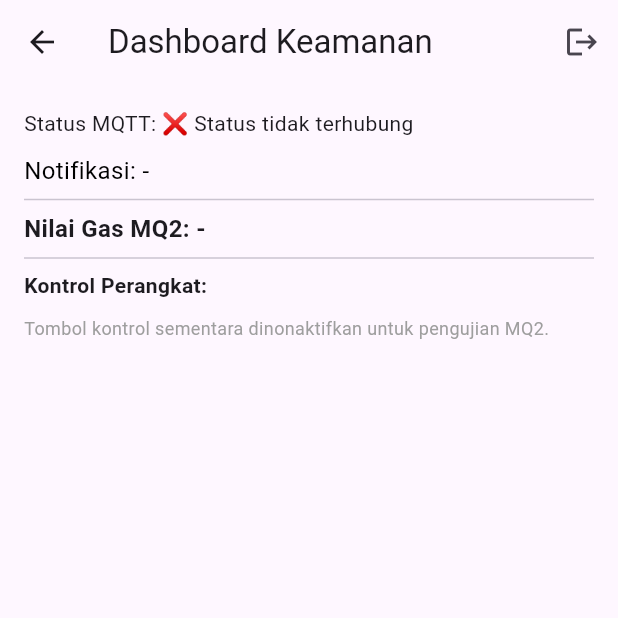
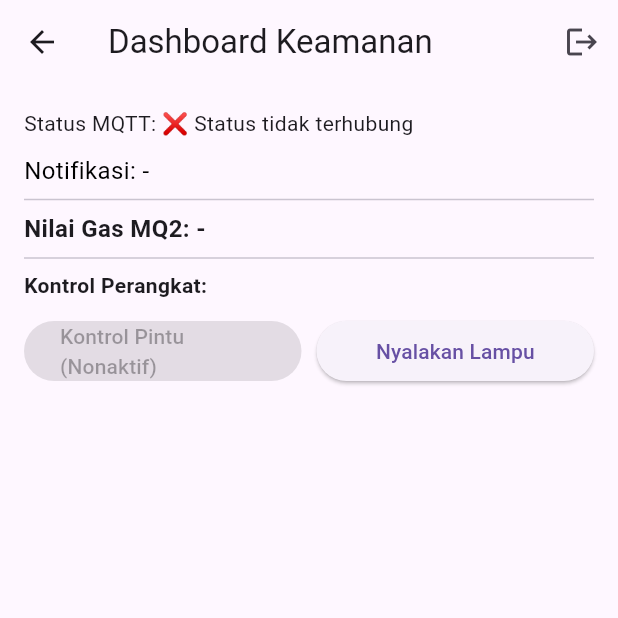
Before and after one commit to kpohMarfo/mqtt_test, a Flutter app: the DashboardPage screen opened by its route, on a phone screen of 412 x 824 dp, the top half of it. Run offline on Flutter 3.47's test engine with Material 3 defaults, Android fonts, the light colour scheme and no system bars; our stand-ins replace cloud_firestore, firebase_auth, firebase_core, flutter_local_notifications; missing offline and left inert: mqtt_client; accounts and stored records are empty.

Commit message:
fix notification,lamp control,connection mqtt

```diff
--- a/kaks_kost/lib/screen/dashboard_screen.dart
+++ b/kaks_kost/lib/screen/dashboard_screen.dart
@@ -1,16 +1,10 @@
+// lib/screen/dashboard_screen.dart
 import 'package:flutter/material.dart';
 import 'package:firebase_auth/firebase_auth.dart';
 import 'package:kaks_kost/service/firestore_service.dart';
 import 'package:kaks_kost/service/mqtt_service.dart';
 import 'package:flutter_local_notifications/flutter_local_notifications.dart';
 
-// Definisikan instance plugin notifikasi lokal yang sama dengan di main.dart
-// Pastikan nama variabelnya sama dengan yang di main.dart
-// Jika variabel ini dideklarasikan di main.dart, Anda mungkin perlu memastikan
-// ia diakses dengan benar (misalnya, sebagai global atau diteruskan).
-// Jika ada error 'undefined_identifier' di sini, hapus 'extern'.
-// flutterLocalNotificationsPlugin dideklarasikan sebagai global di main.dart,
-// jadi ini seharusnya bisa diakses.
 FlutterLocalNotificationsPlugin flutterLocalNotificationsPlugin =
     FlutterLocalNotificationsPlugin();
 
@@ -30,32 +24,39 @@ class _DashboardPageState extends State<DashboardPage> {
   int? mq2Value;
   bool mq2AlertSent = false;
 
+  // Variabel untuk suhu/kelembaban dikomentari
+  // double? temperature;
+  // double? humidity;
+
+  bool isLampuOn = false; // <<< Diaktifkan kembali
+  // bool isPintuTerkunci = true; // Kontrol pintu dinonaktifkan
+  bool pirAlertSent = false;
+  bool gasAlertSent = false;
+
   @override
   void initState() {
     super.initState();
     _fetchKamarIdAndSetupMQTT();
   }
 
-  // Fungsi untuk menampilkan notifikasi lokal
   Future<void> _showLocalNotification(String title, String body) async {
     const AndroidNotificationDetails androidPlatformChannelSpecifics =
         AndroidNotificationDetails(
-      'mq2_alert_channel', // ID channel notifikasi unik
-      'Peringatan Gas MQ2', // Nama channel notifikasi yang terlihat pengguna
-      channelDescription:
-          'Notifikasi untuk deteksi gas berbahaya dari sensor MQ2', // Deskripsi channel
-      importance: Importance.max, // Pentingnya notifikasi (muncul di atas)
-      priority: Priority.high, // Prioritas notifikasi
+      'alert_channel',
+      'Peringatan Keamanan Kost',
+      channelDescription: 'Notifikasi penting dari sistem keamanan kost',
+      importance: Importance.max,
+      priority: Priority.high,
       showWhen: false,
     );
     const NotificationDetails platformChannelSpecifics =
         NotificationDetails(android: androidPlatformChannelSpecifics);
     await flutterLocalNotificationsPlugin.show(
-      0, // ID notifikasi (unik untuk setiap notifikasi)
-      title, // Judul notifikasi
-      body, // Isi notifikasi
+      0,
+      title,
+      body,
       platformChannelSpecifics,
-      payload: 'mq2_alert_payload', // Payload opsional
+      payload: 'security_alert_payload',
     );
   }
 
@@ -67,6 +68,8 @@ class _DashboardPageState extends State<DashboardPage> {
     }
 
     kamarId = await FirestoreService().getKamarUser(user.uid);
+
+    print('DEBUG Dashboard: kamarId dari Firestore: $kamarId');
 
     if (kamarId != null) {
       mqttService.connect(kamarId!);
@@ -83,7 +86,18 @@ class _DashboardPageState extends State<DashboardPage> {
 
           print(
               'DEBUG Dashboard: Pesan Diterima - Topik: $topic, Pesan: $message');
+          print('DEBUG Dashboard: Kamar ID Pengguna Saat Ini: $kamarId');
 
+          // --- Client-Side Filtering & Authorization ---
+          bool isTopicRelevant = topic.startsWith('$kamarId/') ||
+              topic.startsWith('kamar/$kamarId/') ||
+              topic == 'esp32/mq2' ||
+              topic == '$kamarId/status/lampu'; // <<< Topik lampu relevan
+
+          if (isTopicRelevant) {
+            print('DEBUG Dashboard: Topik relevan untuk kamar ini.');
+
+            // Handle pesan MQ2
             if (topic == 'esp32/mq2') {
               setState(() {
                 try {
@@ -91,9 +105,9 @@ class _DashboardPageState extends State<DashboardPage> {
 
                   if (mq2Value! >= 3000) {
                     if (!mq2AlertSent) {
-                    lastNotif = '🚨 Peringatan! Gas Terdeteksi (${mq2Value})!';
+                      lastNotif =
+                          '🚨 Peringatan! Gas Terdeteksi (${mq2Value})!';
                       mq2AlertSent = true;
-                    // Tampilkan notifikasi lokal
                       _showLocalNotification('Peringatan Gas!',
                           'Deteksi gas berbahaya. Nilai MQ2: ${mq2Value}.');
                     }
@@ -112,6 +126,51 @@ class _DashboardPageState extends State<DashboardPage> {
                 }
               });
             }
+            // Handle notifikasi umum dari kamar ini (asap, gerakan)
+            else if (topic == 'kamar/$kamarId/notif') {
+              setState(() {
+                if (message == 'asap_terdeteksi') {
+                  lastNotif = '🚨 Asap terdeteksi!';
+                  if (!gasAlertSent) {
+                    _showLocalNotification(
+                        'Peringatan Asap!', 'Asap terdeteksi di kamar Anda!');
+                    gasAlertSent = true;
+                  }
+                } else if (message.contains('gerakan_terdeteksi')) {
+                  lastNotif = '🔔 Gerakan terdeteksi!';
+                  if (!pirAlertSent) {
+                    _showLocalNotification('Peringatan Gerakan!',
+                        'Gerakan terdeteksi di kamar Anda!');
+                    pirAlertSent = true;
+                  }
+                } else {
+                  if (message == "asap_aman") {
+                    gasAlertSent = false;
+                    lastNotif = '✅ Area aman dari asap.';
+                  }
+                  if (message == "gerakan_aman") {
+                    pirAlertSent = false;
+                    lastNotif = '✅ Area aman dari gerakan.';
+                  }
+                }
+              });
+            }
+            // Handle status lampu
+            else if (topic == '$kamarId/status/lampu') {
+              // <<< Logika status lampu
+              setState(() {
+                isLampuOn =
+                    (message == 'on'); // Update state lampu berdasarkan pesan
+              });
+            }
+            // Topik lain yang tidak digunakan di setup debugging ini dikomentari
+            // else if (topic == '$kamarId/telemetry/temperature') { /* ... */ }
+            // else if (topic == '$kamarId/telemetry/humidity') { /* ... */ }
+            // else if (topic == '$kamarId/status/pintu') { /* ... */ }
+          } else {
+            print(
+                'DEBUG Dashboard: Pesan dari kamar lain atau topik tidak relevan: $topic. Kamar ID pengguna: $kamarId');
+          }
         }
       });
     } else {
@@ -123,6 +182,18 @@ class _DashboardPageState extends State<DashboardPage> {
       }
     }
   }
+
+  void kontrolLampu() {
+    // <<< Fungsi kontrol lampu
+    if (kamarId == null) return;
+    final topic = '$kamarId/lampu'; // Topik kontrol lampu
+    final command = isLampuOn ? 'off' : 'on';
+    mqttService.publish(topic, command); // Kirim perintah ke ESP32
+    // setState(() => isLampuOn = !isLampuOn); // Update UI segera setelah kirim perintah (opsional, bisa tunggu balasan status dari ESP32)
+  }
+
+  // Fungsi kontrol pintu dikomentari untuk setup debugging ini
+  // void kontrolPintu() { /* ... */ }
 
   void logout() async {
     await FirebaseAuth.instance.signOut();
@@ -152,18 +223,39 @@ class _DashboardPageState extends State<DashboardPage> {
                   Text('Notifikasi: $lastNotif',
                       style: TextStyle(
                           fontSize: 16,
-                          color: mq2AlertSent ? Colors.red : Colors.black)),
+                          color: (mq2AlertSent || pirAlertSent || gasAlertSent)
+                              ? Colors.red
+                              : Colors.black)),
                   const Divider(),
                   Text('Nilai Gas MQ2: ${mq2Value?.toString() ?? '-'}',
                       style: const TextStyle(
                           fontSize: 16, fontWeight: FontWeight.bold)),
+                  // Display suhu/kelembaban dikomentari
+                  // Text('Suhu: ${temperature?.toStringAsFixed(1) ?? '-'} °C', style: const TextStyle(fontSize: 16)),
+                  // Text('Kelembaban: ${humidity?.toStringAsFixed(1) ?? '-'} %', style: const TextStyle(fontSize: 16)),
                   const Divider(),
                   const Text('Kontrol Perangkat:',
                       style: TextStyle(fontWeight: FontWeight.bold)),
                   const SizedBox(height: 10),
-                  const Text(
-                      'Tombol kontrol sementara dinonaktifkan untuk pengujian MQ2.',
-                      style: TextStyle(fontSize: 12, color: Colors.grey)),
+                  Row(
+                    // <<< Baris kontrol lampu diaktifkan
+                    children: [
+                      Expanded(
+                        child: ElevatedButton(
+                          onPressed: null, // Kontrol pintu dinonaktifkan
+                          child: const Text('Kontrol Pintu (Nonaktif)'),
+                        ),
+                      ),
+                      const SizedBox(width: 10),
+                      Expanded(
+                        child: ElevatedButton(
+                          onPressed: kontrolLampu, // <<< Diaktifkan
+                          child: Text(
+                              isLampuOn ? 'Matikan Lampu' : 'Nyalakan Lampu'),
+                        ),
+                      ),
+                    ],
+                  ),
                 ],
               ),
             ),
--- a/kaks_kost/lib/service/mqtt_service.dart
+++ b/kaks_kost/lib/service/mqtt_service.dart
@@ -1,5 +1,3 @@
-// lib/service/mqtt_service.dart
-
 import 'dart:async';
 import 'package:mqtt_client/mqtt_client.dart';
 import 'package:mqtt_client/mqtt_server_client.dart';
@@ -10,12 +8,11 @@ class MQTTService {
   factory MQTTService() => _instance;
   MQTTService._internal();
 
-  // Konfigurasi broker MQTT (SESUAI DENGAN KODE ESP32 ANDA UNTUK MQ2 TEST)
-  final String broker =
-      'f1e0e15e.ala.asia-southeast1.emqxsl.com'; // Host EMQX Cloud Anda
-  final int port = 8883; // Port SSL/TLS Anda
-  final String username = 'rafo'; // <<< Username yang diperbarui
-  final String password = 'rafo12345678'; // <<< Password yang diperbarui
+  // Konfigurasi broker MQTT (SESUAI DENGAN EMQX CLOUD ANDA)
+  final String broker = 'f1e0e15e.ala.asia-southeast1.emqxsl.com';
+  final int port = 8883;
+  final String username = 'rafo'; // Kredensial untuk aplikasi Flutter
+  final String password = 'rafo12345678'; // Kredensial untuk aplikasi Flutter
 
   final String clientIdentifier = 'flutter_kost_app_${Uuid().v4()}';
 
@@ -28,7 +25,6 @@ class MQTTService {
   Stream<Map<String, String>> get messageStream => _messageController.stream;
 
   Future<void> connect(String kamarId) async {
-    // kamarId masih diteruskan untuk konsistensi
     if (_client != null &&
         _client!.connectionStatus?.state == MqttConnectionState.connected) {
       print('✅ MQTT client sudah terhubung. (Dari connect())');
@@ -38,7 +34,7 @@ class MQTTService {
 
     _client = MqttServerClient(broker, clientIdentifier);
     _client!.port = port;
-    _client!.secure = true; // Tetap true karena EMQX Cloud pakai SSL/TLS
+    _client!.secure = true; // Koneksi aman (SSL/TLS)
     _client!.logging(on: true);
     _client!.keepAlivePeriod = 20;
     _client!.onDisconnected = onDisconnected;
@@ -79,11 +75,19 @@ class MQTTService {
       return;
     }
 
-    // Subscribe hanya ke topik MQ2 untuk pengujian ini
-    subscribe("esp32/mq2"); // <<< Subscribe ke topik MQ2
-    // subscribe('kamar/+/notif'); // Komentari untuk fokus pada MQ2
-    // subscribe(kamarId + "/telemetry/temperature"); // Komentari untuk fokus pada MQ2
-    // subscribe(kamarId + "/telemetry/humidity");    // Komentari untuk fokus pada MQ2
+    // Subscribe ke semua topik yang relevan untuk debugging circuit (MQ2, PIR, Lampu)
+    subscribe('kamar/+/notif'); // Notifikasi (termasuk PIR) dari semua kamar
+    subscribe('esp32/mq2'); // Data MQ2 dari ESP32 (global)
+
+    // Subscribe ke topik kontrol/status spesifik kamar ini
+    subscribe('$kamarId/lampu'); // Untuk kontrol lampu
+    subscribe('$kamarId/status/#'); // Untuk status balasan lampu
+
+    // Topik-topik lain dikomentari untuk fokus pada debugging ini
+    // subscribe('kamar/+/telemetry/temperature');
+    // subscribe('kamar/+/telemetry/humidity');
+    // subscribe('$kamarId/pintu');
+    // subscribe('$kamarId/system');
 
     _client!.updates!.listen((List<MqttReceivedMessage<MqttMessage?>>? c) {
       if (c == null || c.isEmpty) return;
@@ -95,8 +99,6 @@ class MQTTService {
       print('📥 Pesan dari $topic: $message');
 
       _messageController.add({'topic': topic, 'message': message});
-
-      // Untuk pengujian ini, logika notifikasi/suhu/kelembaban lain akan dihandle di DashboardPage
     });
   }
 
```
Lines whose indentation alone changed are shown as unchanged.
